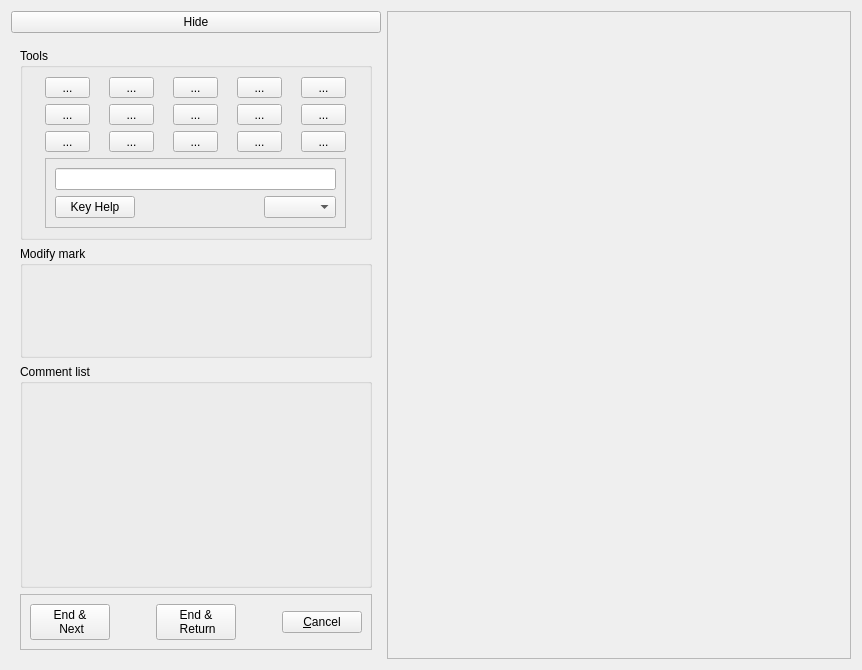
plomgrading/plom, file qtCreatorFiles/ui_annotator_righthandmouse.ui: the form before one commit.
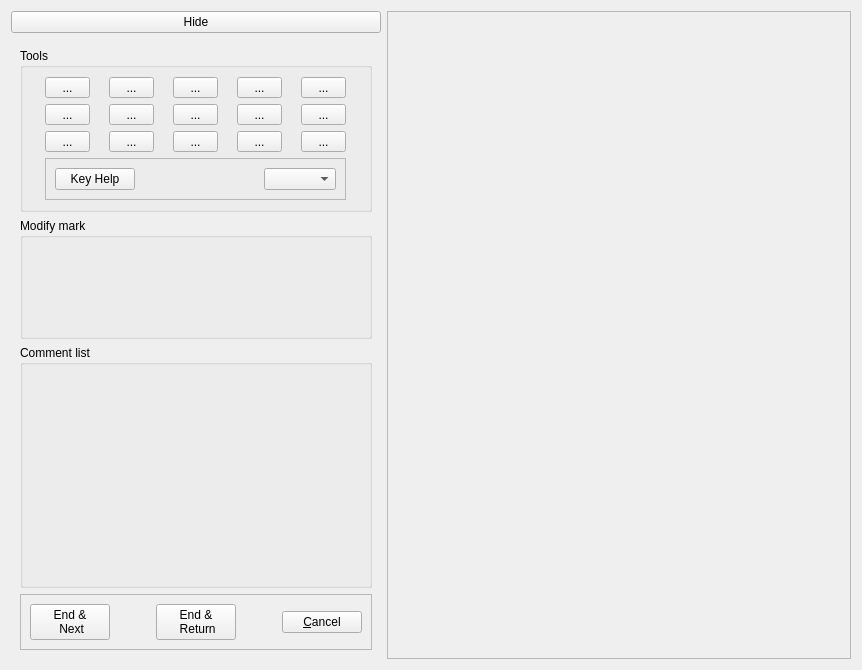
The form after the commit.

Commit message: Removed tool-line and replaced it with tooltips for buttons.

Diff of the .ui file:
```diff
--- a/qtCreatorFiles/ui_annotator_righthandmouse.ui
+++ b/qtCreatorFiles/ui_annotator_righthandmouse.ui
@@ -323,7 +323,7 @@
             <enum>QFrame::Raised</enum>
            </property>
            <layout class="QGridLayout" name="gridLayout_4">
-            <item row="1" column="1">
+            <item row="0" column="1">
              <spacer name="horizontalSpacer_2">
               <property name="orientation">
                <enum>Qt::Horizontal</enum>
@@ -336,25 +336,15 @@
               </property>
              </spacer>
             </item>
-            <item row="1" column="2">
-             <widget class="QComboBox" name="zoomCB"/>
-            </item>
-            <item row="1" column="0">
+            <item row="0" column="0">
              <widget class="QPushButton" name="keyHelpButton">
               <property name="text">
                <string>Key Help</string>
               </property>
              </widget>
             </item>
-            <item row="0" column="0" colspan="3">
-             <widget class="QLineEdit" name="toolLineEdit">
-              <property name="alignment">
-               <set>Qt::AlignCenter</set>
-              </property>
-              <property name="readOnly">
-               <bool>true</bool>
-              </property>
-             </widget>
+            <item row="0" column="2">
+             <widget class="QComboBox" name="zoomCB"/>
             </item>
            </layout>
           </widget>
```
The commit also changes 4 other files.
